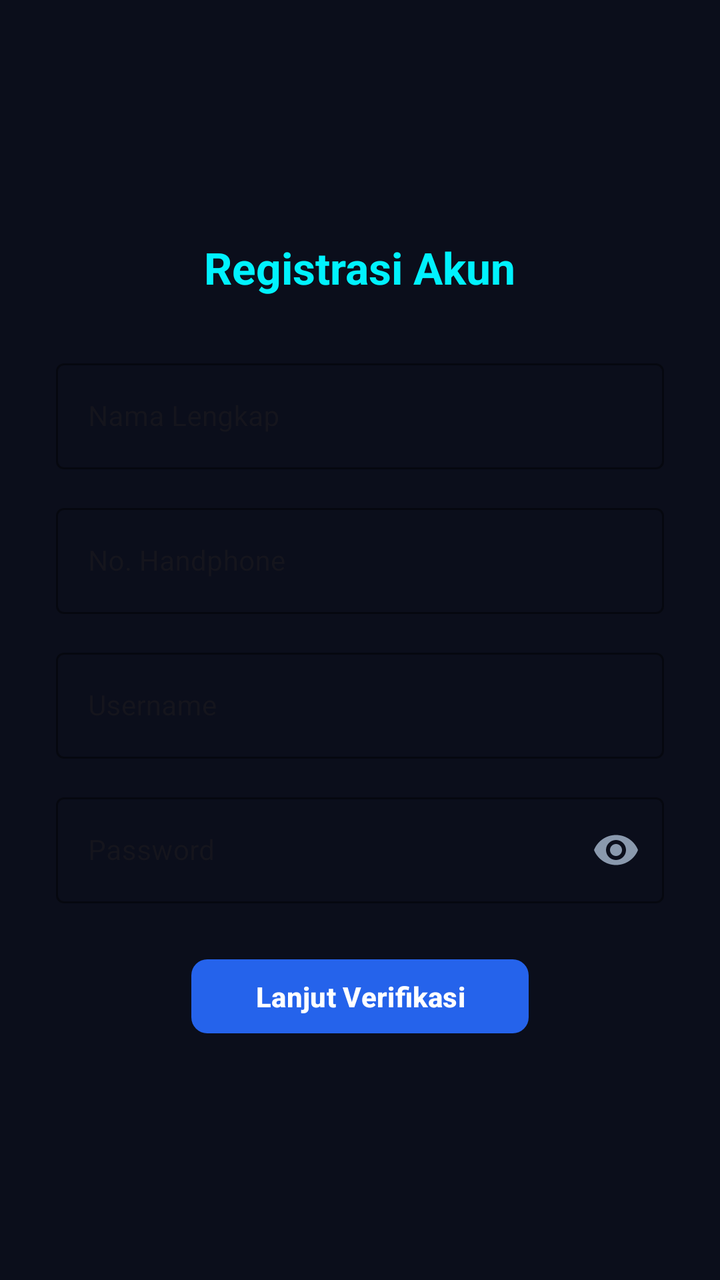
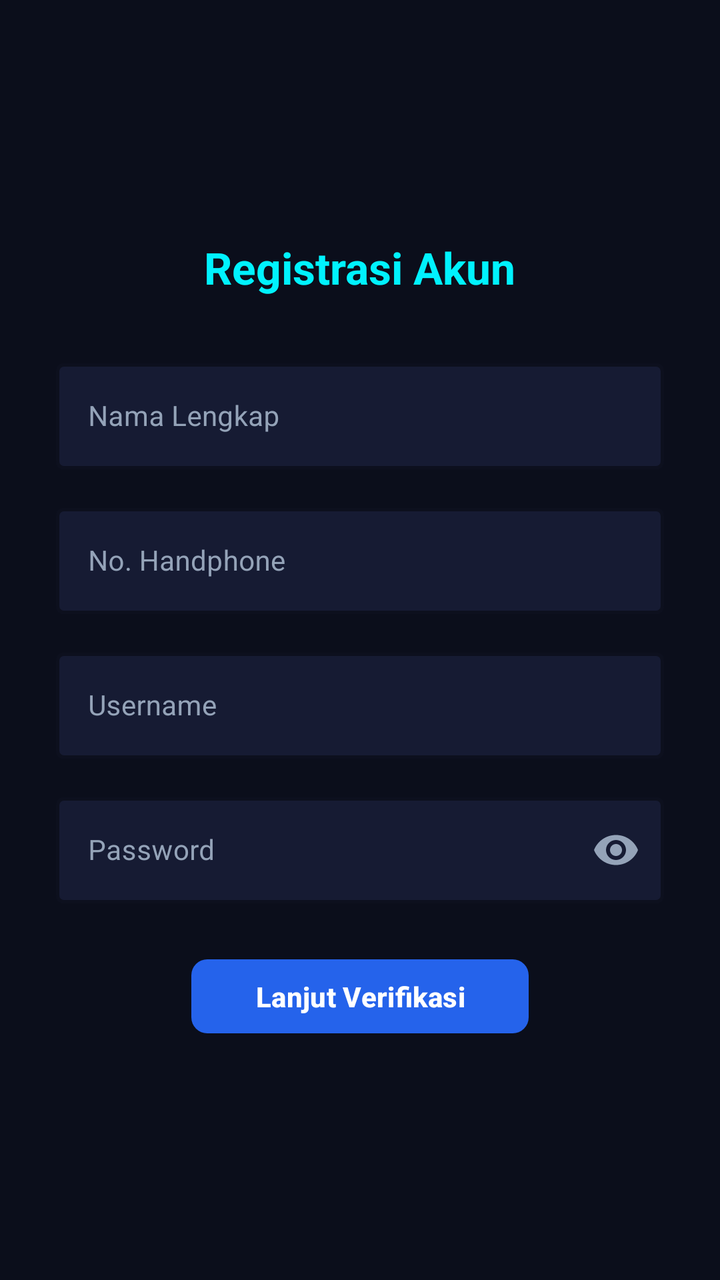

An Android layout rendered at two revisions. The XML below is the earlier revision; the diff shows what the commit changed to produce the second picture.
<!-- AndroidManifest.xml: application theme Theme.Sjrpringles -->
<!-- res/layout/activity_register.xml -->
<?xml version="1.0" encoding="utf-8"?>
<ScrollView xmlns:android="http://schemas.android.com/apk/res/android"
    xmlns:app="http://schemas.android.com/apk/res-auto"
    android:layout_width="match_parent"
    android:layout_height="match_parent"
    android:background="#0B0E1B"
    android:fillViewport="true">

    <LinearLayout
        android:layout_width="match_parent"
        android:layout_height="wrap_content"
        android:gravity="center"
        android:orientation="vertical"
        android:padding="28dp">

        
        <TextView
            android:layout_width="wrap_content"
            android:layout_height="wrap_content"
            android:layout_marginBottom="28dp"
            android:text="Registrasi Akun"
            android:textColor="#00F2FE"
            android:textSize="22sp"
            android:textStyle="bold" />

        
        <com.google.android.material.textfield.TextInputLayout
            style="@style/Widget.MaterialComponents.TextInputLayout.OutlinedBox"
            android:layout_width="match_parent"
            android:layout_height="wrap_content"
            android:layout_marginBottom="14dp"
            android:hint="Nama Lengkap"
            app:boxStrokeColor="#2563EB"
            app:hintTextColor="#8A99AD">

            <com.google.android.material.textfield.TextInputEditText
                android:id="@+id/etNama"
                android:layout_width="match_parent"
                android:layout_height="wrap_content"
                android:textColor="#FFFFFF"
                android:textSize="14sp" />
        </com.google.android.material.textfield.TextInputLayout>

        
        <com.google.android.material.textfield.TextInputLayout
            style="@style/Widget.MaterialComponents.TextInputLayout.OutlinedBox"
            android:layout_width="match_parent"
            android:layout_height="wrap_content"
            android:layout_marginBottom="14dp"
            android:hint="No. Handphone"
            app:boxStrokeColor="#2563EB"
            app:hintTextColor="#8A99AD">

            <com.google.android.material.textfield.TextInputEditText
                android:id="@+id/etNoHp"
                android:layout_width="match_parent"
                android:layout_height="wrap_content"
                android:inputType="number"
                android:textColor="#FFFFFF"
                android:textSize="14sp" />
        </com.google.android.material.textfield.TextInputLayout>

        
        <com.google.android.material.textfield.TextInputLayout
            style="@style/Widget.MaterialComponents.TextInputLayout.OutlinedBox"
            android:layout_width="match_parent"
            android:layout_height="wrap_content"
            android:layout_marginBottom="14dp"
            android:hint="Username"
            app:boxStrokeColor="#2563EB"
            app:hintTextColor="#8A99AD">

            <com.google.android.material.textfield.TextInputEditText
                android:id="@+id/etUsername"
                android:layout_width="match_parent"
                android:layout_height="wrap_content"
                android:textColor="#FFFFFF"
                android:textSize="14sp" />
        </com.google.android.material.textfield.TextInputLayout>

        
        <com.google.android.material.textfield.TextInputLayout
            style="@style/Widget.MaterialComponents.TextInputLayout.OutlinedBox"
            android:layout_width="match_parent"
            android:layout_height="wrap_content"
            android:layout_marginBottom="24dp"
            android:hint="Password"
            app:boxStrokeColor="#2563EB"
            app:hintTextColor="#8A99AD"
            app:passwordToggleEnabled="true"
            app:passwordToggleTint="#8A99AD">

            <com.google.android.material.textfield.TextInputEditText
                android:id="@+id/etPassword"
                android:layout_width="match_parent"
                android:layout_height="wrap_content"
                android:inputType="textPassword"
                android:textColor="#FFFFFF"
                android:textSize="14sp" />
        </com.google.android.material.textfield.TextInputLayout>

        
        <com.google.android.material.button.MaterialButton
            android:id="@+id/btnRegister"
            android:layout_width="wrap_content"
            android:layout_height="45dp"
            android:layout_gravity="center_horizontal"
            android:paddingHorizontal="32dp"
            android:text="Lanjut Verifikasi"
            android:textAllCaps="false"
            android:textColor="#FFFFFF"
            android:textSize="14sp"
            android:textStyle="bold"
            app:backgroundTint="#2563EB"
            app:cornerRadius="8dp" />

    </LinearLayout>
</ScrollView>
<!-- resources referenced by this layout -->
<resources>
  <style name="Theme.Sjrpringles" parent="Theme.Material3.DayNight.NoActionBar">
          
          <item name="colorPrimary">#2563EB</item>
          <item name="colorOnPrimary">#FFFFFF</item>
          <item name="android:statusBarColor">#0B0E1B</item>
      </style>
</resources>

<!-- the commit's change to res/layout/activity_register.xml (unified diff, before → after) -->
@@ -30,8 +30,11 @@
             android:layout_height="wrap_content"
             android:layout_marginBottom="14dp"
             android:hint="Nama Lengkap"
-            app:boxStrokeColor="#2563EB"
-            app:hintTextColor="#8A99AD">
+            android:textColorHint="#94A3B8"
+            app:boxBackgroundColor="#161B33"
+            app:boxStrokeColor="#3B82F6"
+            app:boxStrokeWidth="1.5dp"
+            app:hintTextColor="#00F2FE">
 
             <com.google.android.material.textfield.TextInputEditText
                 android:id="@+id/etNama"
@@ -48,8 +51,11 @@
             android:layout_height="wrap_content"
             android:layout_marginBottom="14dp"
             android:hint="No. Handphone"
-            app:boxStrokeColor="#2563EB"
-            app:hintTextColor="#8A99AD">
+            android:textColorHint="#94A3B8"
+            app:boxBackgroundColor="#161B33"
+            app:boxStrokeColor="#3B82F6"
+            app:boxStrokeWidth="1.5dp"
+            app:hintTextColor="#00F2FE">
 
             <com.google.android.material.textfield.TextInputEditText
                 android:id="@+id/etNoHp"
@@ -67,8 +73,11 @@
             android:layout_height="wrap_content"
             android:layout_marginBottom="14dp"
             android:hint="Username"
-            app:boxStrokeColor="#2563EB"
-            app:hintTextColor="#8A99AD">
+            android:textColorHint="#94A3B8"
+            app:boxBackgroundColor="#161B33"
+            app:boxStrokeColor="#3B82F6"
+            app:boxStrokeWidth="1.5dp"
+            app:hintTextColor="#00F2FE">
 
             <com.google.android.material.textfield.TextInputEditText
                 android:id="@+id/etUsername"
@@ -85,10 +94,13 @@
             android:layout_height="wrap_content"
             android:layout_marginBottom="24dp"
             android:hint="Password"
-            app:boxStrokeColor="#2563EB"
-            app:hintTextColor="#8A99AD"
+            android:textColorHint="#94A3B8"
+            app:boxBackgroundColor="#161B33"
+            app:boxStrokeColor="#3B82F6"
+            app:boxStrokeWidth="1.5dp"
+            app:hintTextColor="#00F2FE"
             app:passwordToggleEnabled="true"
-            app:passwordToggleTint="#8A99AD">
+            app:passwordToggleTint="#94A3B8">
 
             <com.google.android.material.textfield.TextInputEditText
                 android:id="@+id/etPassword"
